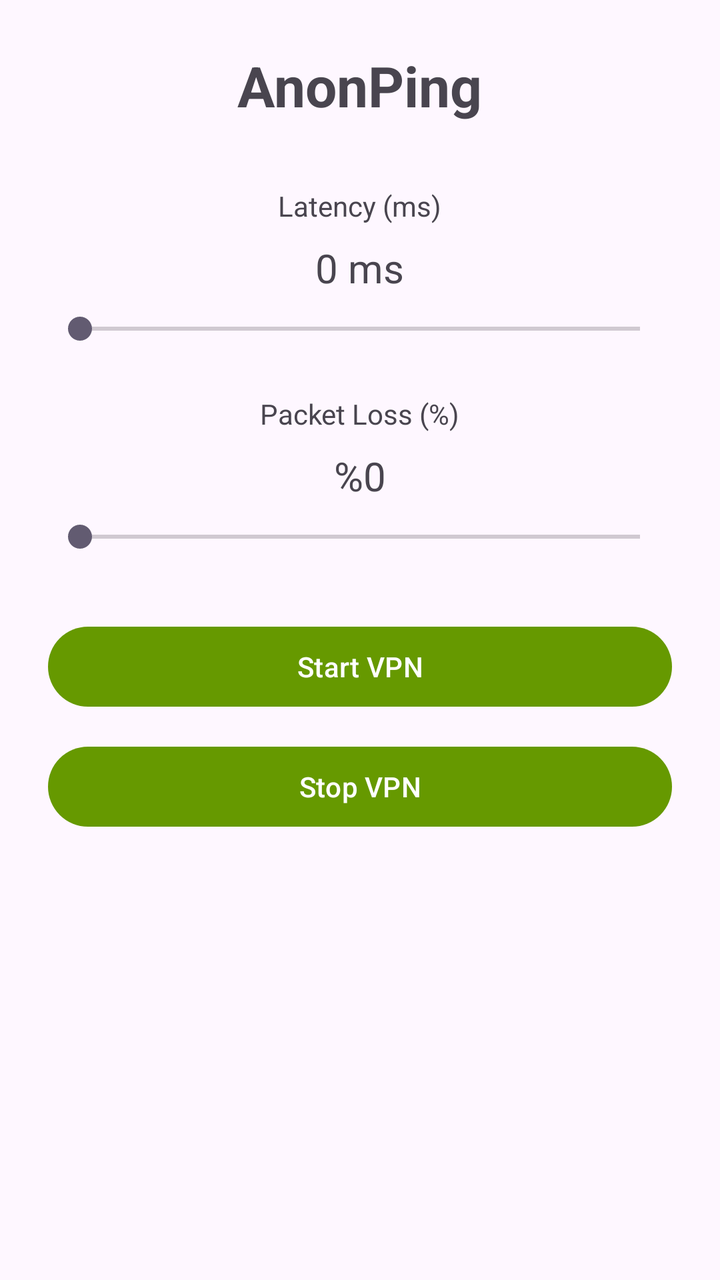
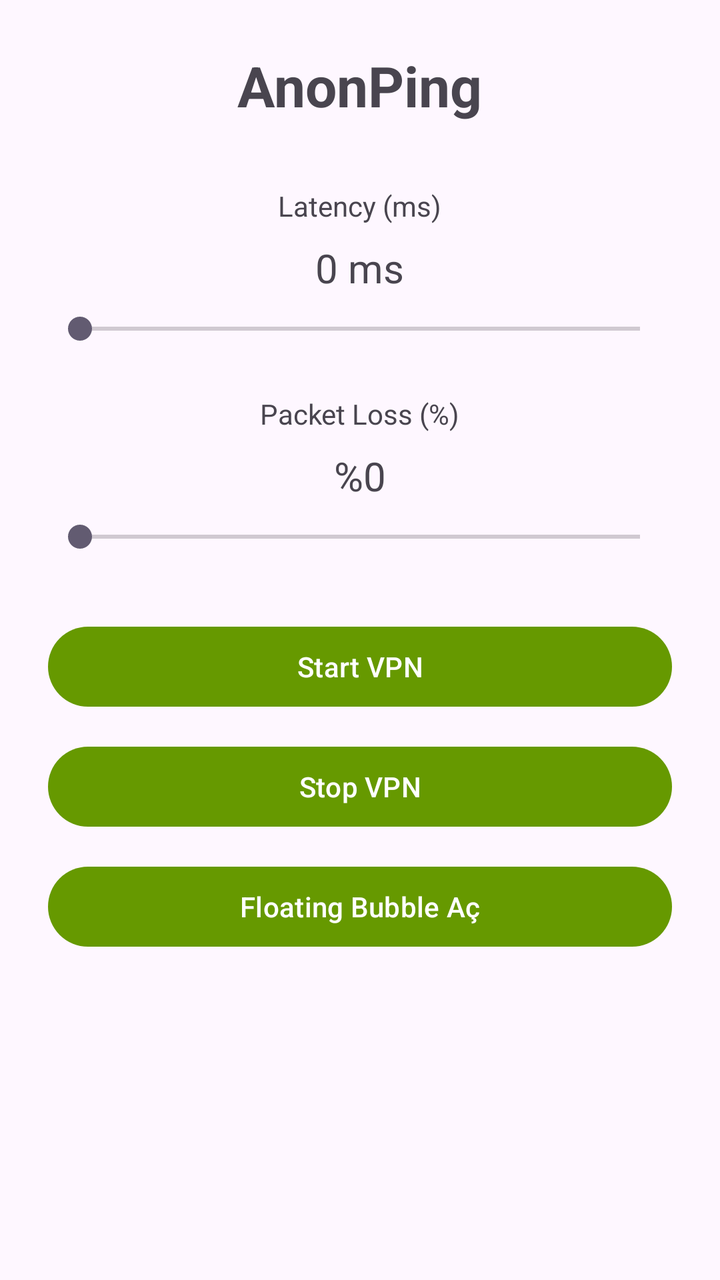

The first picture is an Android layout as it rendered before a commit; the second is the same layout after the commit. The layout source and the unified diff follow.
<!-- AndroidManifest.xml: application theme Theme.AnonPing -->
<!-- res/layout/activity_main.xml -->
<?xml version="1.0" encoding="utf-8"?>
<LinearLayout xmlns:android="http://schemas.android.com/apk/res/android"
    android:layout_width="match_parent"
    android:layout_height="match_parent"
    android:orientation="vertical"
    android:padding="24dp"
    android:gravity="center_horizontal">

    <TextView
        android:layout_width="wrap_content"
        android:layout_height="wrap_content"
        android:text="AnonPing"
        android:textSize="28sp"
        android:textStyle="bold"
        android:layout_marginBottom="32dp" />

    
    <TextView
        android:layout_width="wrap_content"
        android:layout_height="wrap_content"
        android:text="Latency (ms)"
        android:layout_marginBottom="8dp" />

    <TextView
        android:id="@+id/tvLatencyValue"
        android:layout_width="wrap_content"
        android:layout_height="wrap_content"
        android:text="0 ms"
        android:textSize="20sp"
        android:layout_marginBottom="8dp" />

    <SeekBar
        android:id="@+id/seekLatency"
        android:layout_width="match_parent"
        android:layout_height="wrap_content"
        android:layout_marginBottom="24dp" />

    
    <TextView
        android:layout_width="wrap_content"
        android:layout_height="wrap_content"
        android:text="Packet Loss (%)"
        android:layout_marginBottom="8dp" />

    <TextView
        android:id="@+id/tvLossValue"
        android:layout_width="wrap_content"
        android:layout_height="wrap_content"
        android:text="%0"
        android:textSize="20sp"
        android:layout_marginBottom="8dp" />

    <SeekBar
        android:id="@+id/seekLoss"
        android:layout_width="match_parent"
        android:layout_height="wrap_content"
        android:layout_marginBottom="32dp" />

    <Button
        android:id="@+id/btnStart"
        android:layout_width="match_parent"
        android:layout_height="wrap_content"
        android:text="Start VPN"
        android:layout_marginBottom="12dp" />

    <Button
        android:id="@+id/btnStop"
        android:layout_width="match_parent"
        android:layout_height="wrap_content"
        android:text="Stop VPN" />

</LinearLayout>
<!-- resources referenced by this layout -->
<resources>
  <style name="Theme.AnonPing" parent="Theme.Material3.DayNight.NoActionBar">
          <item name="colorPrimary">@android:color/holo_green_dark</item>
      </style>
</resources>

<!-- the commit's change to res/layout/activity_main.xml (unified diff, before → after) -->
@@ -67,6 +67,13 @@
         android:id="@+id/btnStop"
         android:layout_width="match_parent"
         android:layout_height="wrap_content"
-        android:text="Stop VPN" />
+        android:text="Stop VPN"
+        android:layout_marginBottom="12dp" />
+
+    <Button
+        android:id="@+id/btnBubble"
+        android:layout_width="match_parent"
+        android:layout_height="wrap_content"
+        android:text="Floating Bubble Aç" />
 
 </LinearLayout>
